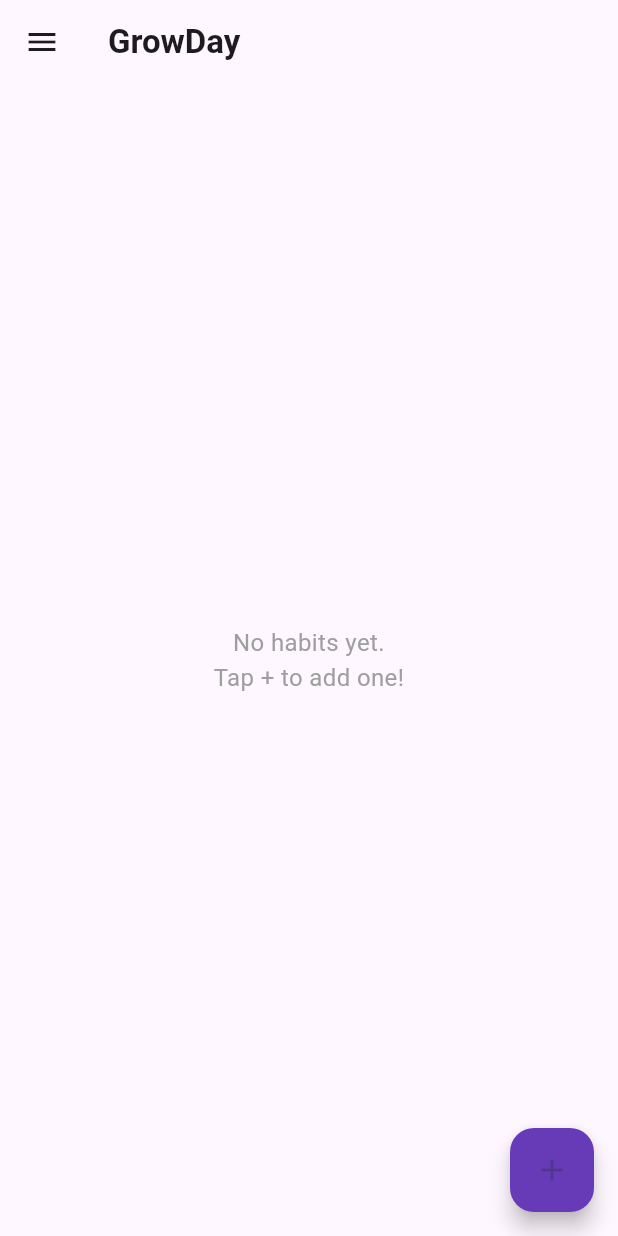
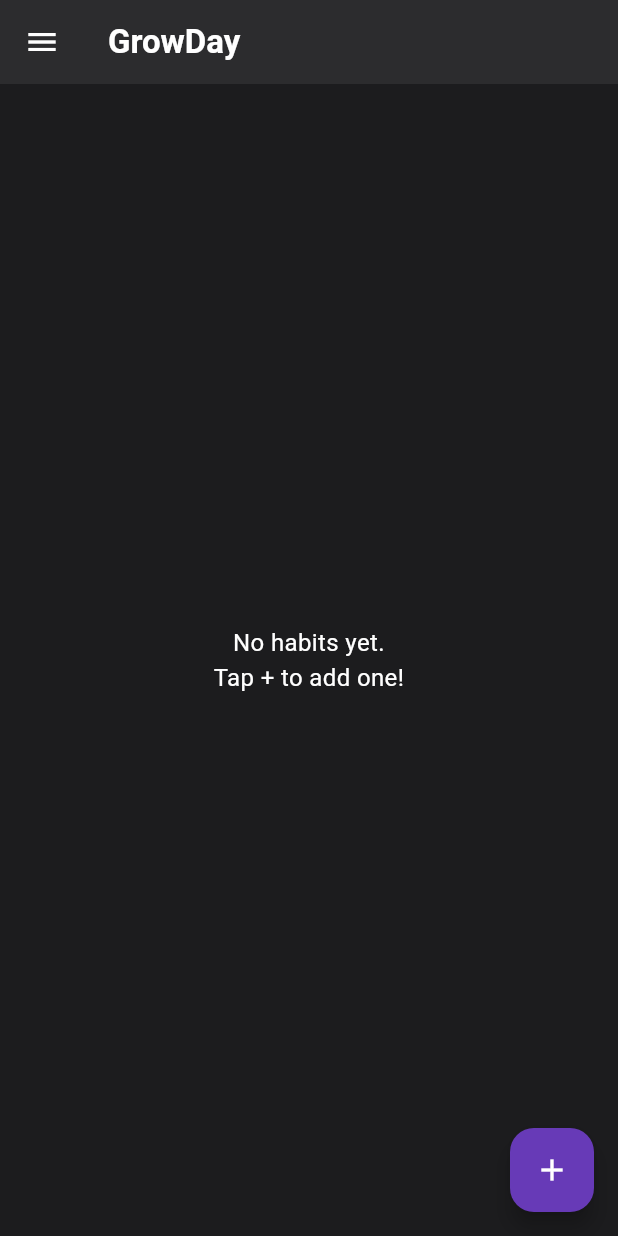
Before and after one commit to chastxyper/growday, a Flutter app: the screen it shows once a user with an empty profile is signed in, on a phone screen of 412 x 824 dp. Run offline on Flutter 3.47's test engine with Material 3 defaults, Android fonts, the phone set to English and light mode, and no system bars; our stand-ins replace cloud_firestore, firebase_auth, firebase_core, flutter_local_notifications, permission_handler, timezone; accounts and stored records are empty.

Commit message:
day 31: implement dark mode theme for HomePage (personal preference) and fixed some warnings

```diff
--- a/lib/screens/home_page.dart
+++ b/lib/screens/home_page.dart
@@ -2,7 +2,7 @@ import 'package:flutter/material.dart';
 import 'package:cloud_firestore/cloud_firestore.dart';
 import 'package:firebase_auth/firebase_auth.dart';
 import '../services/habit_service.dart';
-import '../services/notification_service.dart'; // ✅ Import notification service
+import '../services/notification_service.dart';
 import 'habit_form_page.dart';
 
 class HomePage extends StatefulWidget {
@@ -23,7 +23,6 @@ class _HomePageState extends State<HomePage> {
         .collection("habits");
   }
 
-  // ✅ Initialize notification when the page loads
   @override
   void initState() {
     super.initState();
@@ -32,10 +31,9 @@ class _HomePageState extends State<HomePage> {
 
   Future<void> _setupNotification() async {
     await NotificationService.initialize();
-    await NotificationService.scheduleDailyReminder(); // schedules daily 8AM notif
+    await NotificationService.scheduleDailyReminder();
   }
 
-  // ---------------------- Open Add/Edit Habit Screen ----------------------
   Future<void> _openHabitForm({String? id, Map<String, dynamic>? habit}) async {
     await Navigator.of(context).push(
       MaterialPageRoute(
@@ -56,17 +54,23 @@ class _HomePageState extends State<HomePage> {
     );
   }
 
-  // ---------------------- Delete Habit ----------------------
   Future<void> _deleteHabit(String id, String title) async {
     final confirm = await showDialog<bool>(
       context: context,
       builder: (context) => AlertDialog(
-        title: const Text("Confirm Delete"),
-        content: Text("Are you sure you want to delete \"$title\"?"),
+        backgroundColor: const Color(0xFF2C2C2E),
+        title: const Text(
+          "Confirm Delete",
+          style: TextStyle(color: Colors.white),
+        ),
+        content: Text(
+          "Are you sure you want to delete \"$title\"?",
+          style: const TextStyle(color: Colors.white70),
+        ),
         actions: [
           TextButton(
             onPressed: () => Navigator.of(context).pop(false),
-            child: const Text("Cancel"),
+            child: const Text("Cancel", style: TextStyle(color: Colors.grey)),
           ),
           ElevatedButton(
             style: ElevatedButton.styleFrom(backgroundColor: Colors.red),
@@ -83,7 +87,6 @@ class _HomePageState extends State<HomePage> {
     }
   }
 
-  // ---------------------- Toggle Complete ----------------------
   Future<void> _toggleComplete(String id, Map<String, dynamic> habit) async {
     await _habitService.toggleComplete(id);
     _showSnack(
@@ -94,27 +97,39 @@ class _HomePageState extends State<HomePage> {
     );
   }
 
-  // ---------------------- Show Habit Details ----------------------
   void _showHabitDetails(String id, Map<String, dynamic> habit) {
     showDialog(
       context: context,
       builder: (context) => AlertDialog(
-        title: Text(habit["title"] ?? "Habit Details"),
+        backgroundColor: const Color(0xFF2C2C2E),
+        title: Text(
+          habit["title"] ?? "Habit Details",
+          style: const TextStyle(color: Colors.white),
+        ),
         content: Column(
           mainAxisSize: MainAxisSize.min,
           crossAxisAlignment: CrossAxisAlignment.start,
           children: [
             if (habit["description"] != null && habit["description"] != "")
-              Text(habit["description"]),
+              Text(
+                habit["description"],
+                style: const TextStyle(color: Colors.white70),
+              ),
             const SizedBox(height: 10),
-            Text("Frequency: ${habit["frequency"] ?? "N/A"}"),
-            Text("Streak: ${habit["streakCount"] ?? 0} 🔥"),
+            Text(
+              "Frequency: ${habit["frequency"] ?? "N/A"}",
+              style: const TextStyle(color: Colors.white70),
+            ),
+            Text(
+              "Streak: ${habit["streakCount"] ?? 0} 🔥",
+              style: const TextStyle(color: Colors.white70),
+            ),
           ],
         ),
         actions: [
           TextButton(
             onPressed: () => Navigator.pop(context),
-            child: const Text("Close"),
+            child: const Text("Close", style: TextStyle(color: Colors.grey)),
           ),
           ElevatedButton(
             onPressed: () async {
@@ -132,34 +147,46 @@ class _HomePageState extends State<HomePage> {
     );
   }
 
-  // ---------------------- Logout ----------------------
   Future<void> _logout() async {
     await FirebaseAuth.instance.signOut();
   }
 
-  // ---------------------- Snackbar ----------------------
   void _showSnack(String message, Color color) {
     ScaffoldMessenger.of(
       context,
     ).showSnackBar(SnackBar(content: Text(message), backgroundColor: color));
   }
 
-  // ---------------------- UI ----------------------
   @override
   Widget build(BuildContext context) {
     return Scaffold(
+      backgroundColor: const Color(0xFF1C1C1E),
       appBar: AppBar(
+        backgroundColor: const Color(0xFF2C2C2E),
+        iconTheme: const IconThemeData(
+          color: Colors.white,
+        ), // ✅ White hamburger/menu icon
         title: const Text(
           "GrowDay",
-          style: TextStyle(fontWeight: FontWeight.bold),
+          style: TextStyle(
+            fontWeight: FontWeight.bold,
+            color: Colors.white, // ✅ White title
+          ),
         ),
       ),
       drawer: Drawer(
+        backgroundColor: const Color(0xFF2C2C2E),
         child: Column(
           children: [
             UserAccountsDrawerHeader(
-              accountName: Text(user?.displayName ?? "User"),
-              accountEmail: Text(user?.email ?? "No email"),
+              accountName: Text(
+                user?.displayName ?? "User",
+                style: const TextStyle(color: Colors.white),
+              ),
+              accountEmail: Text(
+                user?.email ?? "No email",
+                style: const TextStyle(color: Colors.white70),
+              ),
               currentAccountPicture: const CircleAvatar(
                 backgroundColor: Colors.white,
                 child: Icon(Icons.person, size: 40, color: Colors.deepPurple),
@@ -167,13 +194,16 @@ class _HomePageState extends State<HomePage> {
               decoration: const BoxDecoration(color: Colors.deepPurple),
             ),
             ListTile(
-              leading: const Icon(Icons.settings),
-              title: const Text("Settings"),
+              leading: const Icon(Icons.settings, color: Colors.white),
+              title: const Text(
+                "Settings",
+                style: TextStyle(color: Colors.white),
+              ),
               onTap: () {},
             ),
             ListTile(
               leading: const Icon(Icons.logout, color: Colors.red),
-              title: const Text("Logout"),
+              title: const Text("Logout", style: TextStyle(color: Colors.red)),
               onTap: _logout,
             ),
           ],
@@ -185,7 +215,12 @@ class _HomePageState extends State<HomePage> {
             .snapshots(),
         builder: (context, snapshot) {
           if (snapshot.hasError) {
-            return const Center(child: Text("Error loading habits"));
+            return const Center(
+              child: Text(
+                "Error loading habits",
+                style: TextStyle(color: Colors.white),
+              ),
+            );
           }
           if (snapshot.connectionState == ConnectionState.waiting) {
             return const Center(child: CircularProgressIndicator());
@@ -197,7 +232,7 @@ class _HomePageState extends State<HomePage> {
               child: Text(
                 "No habits yet.\nTap + to add one!",
                 textAlign: TextAlign.center,
-                style: TextStyle(fontSize: 16, color: Colors.grey),
+                style: TextStyle(fontSize: 16, color: Colors.white),
               ),
             );
           }
@@ -239,6 +274,7 @@ class _HomePageState extends State<HomePage> {
                   return false;
                 },
                 child: Card(
+                  color: const Color(0xFF2C2C2E),
                   elevation: 3,
                   shape: RoundedRectangleBorder(
                     borderRadius: BorderRadius.circular(12),
@@ -258,22 +294,18 @@ class _HomePageState extends State<HomePage> {
                         decoration: habit["completed"] == true
                             ? TextDecoration.lineThrough
                             : null,
-                        color: habit["completed"] == true
-                            ? Colors.grey
-                            : Colors.black,
+                        color: Colors.white, // ✅ Always white for visibility
                       ),
                     ),
                     subtitle: Text(
                       habit["frequency"] ?? "",
                       style: const TextStyle(
                         fontSize: 14,
-                        color: Colors.black54,
+                        color: Colors.white70, // ✅ Lighter white for contrast
                       ),
                     ),
-                    trailing: IconButton(
-                      icon: const Icon(Icons.edit, color: Colors.blue),
-                      onPressed: () => _openHabitForm(id: id, habit: habit),
-                    ),
+                    trailing: const Icon(Icons.edit, color: Colors.blueAccent),
+                    onLongPress: () => _openHabitForm(id: id, habit: habit),
                   ),
                 ),
               );
@@ -284,9 +316,8 @@ class _HomePageState extends State<HomePage> {
       floatingActionButton: FloatingActionButton(
         onPressed: () => _openHabitForm(),
         backgroundColor: Colors.deepPurple,
-        child: const Icon(Icons.add),
+        child: const Icon(Icons.add, color: Colors.white),
       ),
-      floatingActionButtonLocation: FloatingActionButtonLocation.endFloat,
     );
   }
 }
```
Also changed, not shown: 1 other file.
